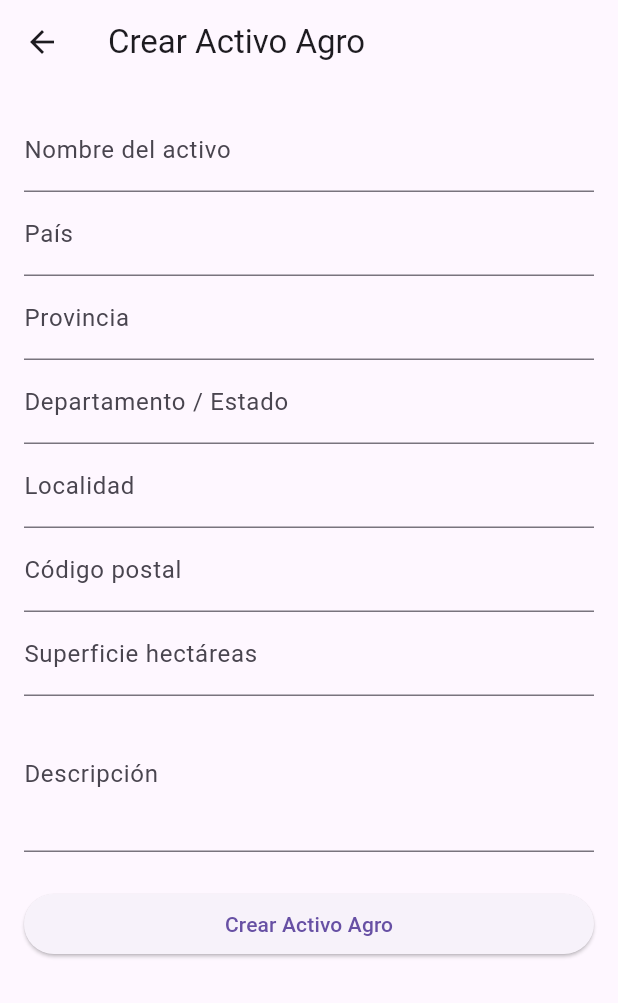
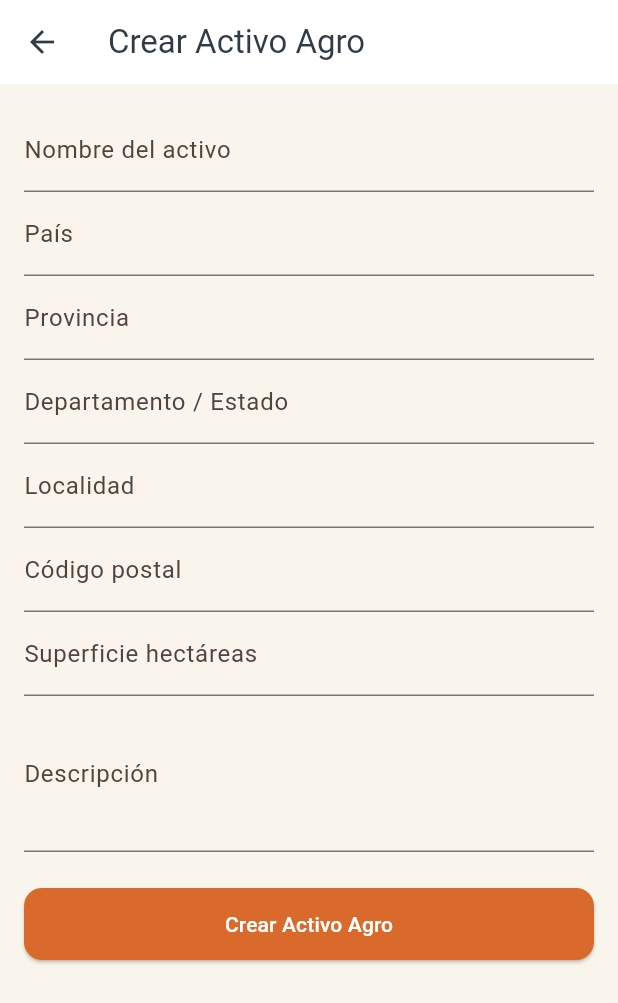
Before and after one commit to jgiacomin/agro_fields, a Flutter app: the screen it shows once a user with an empty profile is signed in, after a tap on "Crear Activo Agro", on a phone screen of 412 x 824 dp. Shown: the top 1003 px of the screen. Run offline on Flutter 3.47's test engine with Material 3 defaults, Android fonts, the phone set to English and light mode, and no system bars; our stand-ins replace cloud_firestore, file_picker, firebase_auth, firebase_core, firebase_storage, google_sign_in; accounts and stored records are empty.

Commit message:
Tema de colores V8 segun la referencia visual (terracota, pizarra, crema)

```diff
--- /dev/null
+++ b/lib/core/theme/agro_tema.dart
@@ -0,0 +1,93 @@
+import 'package:flutter/material.dart';
+
+/// Colores y estilo de toda la app (Agro Fields V8).
+///
+/// Tomados de la referencia visual aprobada por Javier el 10/11/2026
+/// (docs/diseno/referencia_visual_v8.png): atardecer en el campo,
+/// "tierra + tecnologia + confianza".
+///
+/// Si hay que cambiar un color, se cambia SOLO aca.
+class AgroTema {
+  /// Boton principal, accion destacada, icono activo (el "V8" del logo).
+  static const Color terracota = Color(0xFFD96A2B);
+
+  /// Titulos y texto (el "AGRO FIELDS" del logo).
+  static const Color pizarra = Color(0xFF2F3B46);
+
+  /// Texto secundario.
+  static const Color pizarraSuave = Color(0xFF6B7680);
+
+  /// Fondo de las pantallas.
+  static const Color crema = Color(0xFFFAF5EC);
+
+  /// Bordes de tarjetas y campos.
+  static const Color borde = Color(0xFFEDE4D3);
+
+  /// Elegido, completo, en regla.
+  static const Color verde = Color(0xFF2E6B4F);
+  static const Color verdeClaro = Color(0xFFE4EFE8);
+
+  /// Territorio, mapa, clima.
+  static const Color azul = Color(0xFF4A78A8);
+
+  /// Vencido, rechazado, error.
+  static const Color rojo = Color(0xFFC0392B);
+  static const Color rojoFondo = Color(0xFFFDF0EE);
+  static const Color rojoBorde = Color(0xFFF2C4BE);
+
+  static final RoundedRectangleBorder _forma =
+      RoundedRectangleBorder(borderRadius: BorderRadius.circular(12));
+
+  static ThemeData get tema {
+    final colores = ColorScheme.fromSeed(
+      seedColor: terracota,
+      brightness: Brightness.light,
+    ).copyWith(
+      primary: terracota,
+      onPrimary: Colors.white,
+      secondary: verde,
+      onSecondary: Colors.white,
+      tertiary: azul,
+      onTertiary: Colors.white,
+      error: rojo,
+      onError: Colors.white,
+      surface: Colors.white,
+      onSurface: pizarra,
+    );
+
+    return ThemeData(
+      useMaterial3: true,
+      colorScheme: colores,
+      scaffoldBackgroundColor: crema,
+      appBarTheme: const AppBarTheme(
+        backgroundColor: Colors.white,
+        foregroundColor: pizarra,
+        elevation: 0,
+        scrolledUnderElevation: 0.5,
+      ),
+      elevatedButtonTheme: ElevatedButtonThemeData(
+        style: ElevatedButton.styleFrom(
+          backgroundColor: terracota,
+          foregroundColor: Colors.white,
+          shape: _forma,
+          padding: const EdgeInsets.symmetric(horizontal: 18, vertical: 14),
+        ),
+      ),
+      outlinedButtonTheme: OutlinedButtonThemeData(
+        style: OutlinedButton.styleFrom(
+          foregroundColor: pizarra,
+          side: const BorderSide(color: borde, width: 1.2),
+          shape: _forma,
+        ),
+      ),
+      textButtonTheme: TextButtonThemeData(
+        style: TextButton.styleFrom(foregroundColor: terracota),
+      ),
+      floatingActionButtonTheme: const FloatingActionButtonThemeData(
+        backgroundColor: terracota,
+        foregroundColor: Colors.white,
+      ),
+      dividerColor: borde,
+    );
+  }
+}
--- a/lib/main.dart
+++ b/lib/main.dart
@@ -5,6 +5,7 @@ import 'package:cloud_firestore/cloud_firestore.dart';
 
 import 'firebase_options.dart';
 import 'core/auth/auth_gate.dart';
+import 'core/theme/agro_tema.dart';
 
 void main() async {
   WidgetsFlutterBinding.ensureInitialized();
@@ -13,12 +14,12 @@ void main() async {
     options: DefaultFirebaseOptions.currentPlatform,
   );
 
-  if (kDebugMode) {
-    FirebaseFirestore.instance.useFirestoreEmulator(
-      '127.0.0.1',
-      8080,
-    );
-  }
+  //if (kDebugMode) {
+    //FirebaseFirestore.instance.useFirestoreEmulator(
+      //'127.0.0.1',
+      //8080,
+    //);
+ // }
 
   runApp(const AgroApp());
 }
@@ -31,6 +32,7 @@ class AgroApp extends StatelessWidget {
     return MaterialApp(
       debugShowCheckedModeBanner: false,
       title: 'Agro Fields',
+      theme: AgroTema.tema,
       home: const AuthGate(),
     );
   }
```
Also changed, not shown: lib/screens/produccion/produccion_estilo.dart (+17 -12 lines), docs/diseno/referencia_visual_v8.png (added).
